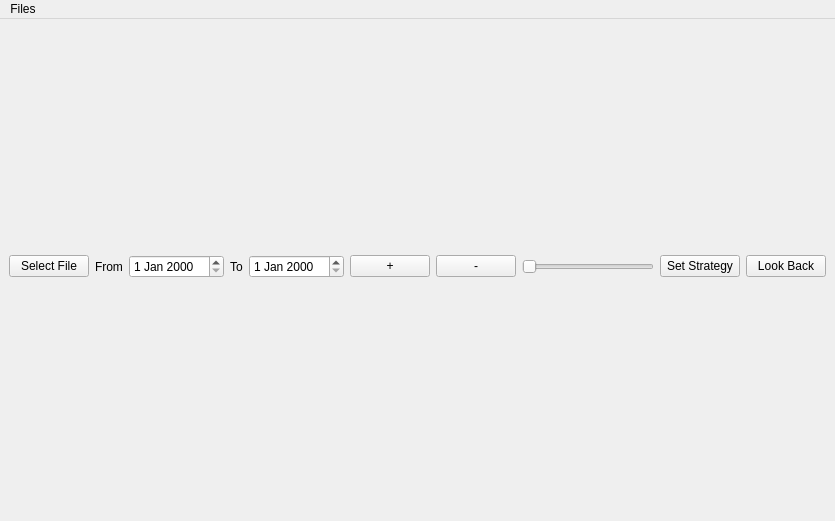
First picture: the form in myMainWindow.ui, repository impangt/-my1stproj, before the edit.
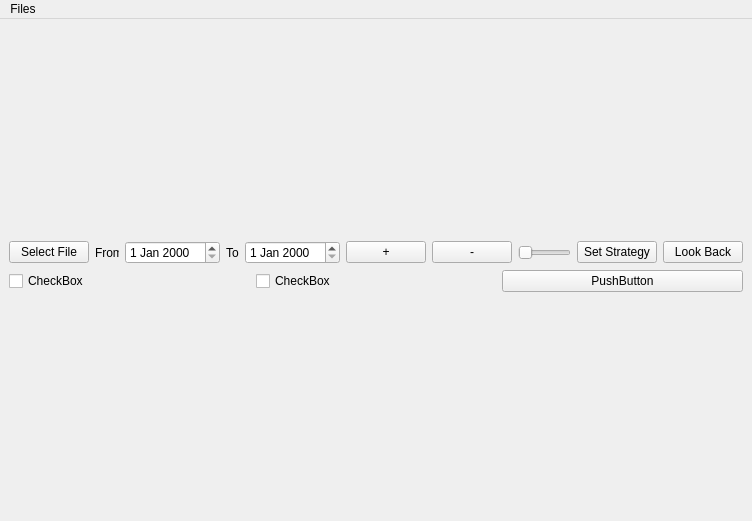
Second picture: the form after the edit.

Diff of the .ui file:
```diff
--- a/myMainWindow.ui
+++ b/myMainWindow.ui
@@ -6,7 +6,7 @@
    <rect>
     <x>0</x>
     <y>0</y>
-    <width>835</width>
+    <width>752</width>
     <height>521</height>
    </rect>
   </property>
@@ -16,7 +16,7 @@
   <widget class="QWidget" name="centralwidget">
    <layout class="QVBoxLayout" name="verticalLayout_2">
     <item>
-     <layout class="QVBoxLayout" name="verticalLayout" stretch="0,1">
+     <layout class="QVBoxLayout" name="verticalLayout" stretch="0,0,1">
       <property name="sizeConstraint">
        <enum>QLayout::SetMaximumSize</enum>
       </property>
@@ -83,6 +83,9 @@
         </item>
         <item>
          <widget class="QSlider" name="hslider">
+          <property name="styleSheet">
+           <string notr="true">color: qlineargradient(spread:pad, x1:0, y1:0, x2:1, y2:0, stop:0 rgba(255, 0, 0, 255), stop:0.166 rgba(255, 255, 0, 255), stop:0.333 rgba(0, 255, 0, 255), stop:0.5 rgba(0, 255, 255, 255), stop:0.666 rgba(0, 0, 255, 255), stop:0.833 rgba(255, 0, 255, 255), stop:1 rgba(255, 0, 0, 255));</string>
+          </property>
           <property name="orientation">
            <enum>Qt::Horizontal</enum>
           </property>
@@ -104,6 +107,31 @@
         </item>
        </layout>
       </item>
+      <item>
+       <layout class="QHBoxLayout" name="horizontalLayout_2">
+        <item>
+         <widget class="QCheckBox" name="checkBox_2">
+          <property name="text">
+           <string>CheckBox</string>
+          </property>
+         </widget>
+        </item>
+        <item>
+         <widget class="QCheckBox" name="checkBox">
+          <property name="text">
+           <string>CheckBox</string>
+          </property>
+         </widget>
+        </item>
+        <item>
+         <widget class="QPushButton" name="pushButton">
+          <property name="text">
+           <string>PushButton</string>
+          </property>
+         </widget>
+        </item>
+       </layout>
+      </item>
       <item>
        <widget class="QWidget" name="mainWidget" native="true">
         <property name="sizePolicy">
@@ -123,7 +151,7 @@
     <rect>
      <x>0</x>
      <y>0</y>
-     <width>835</width>
+     <width>752</width>
      <height>23</height>
     </rect>
    </property>
```
